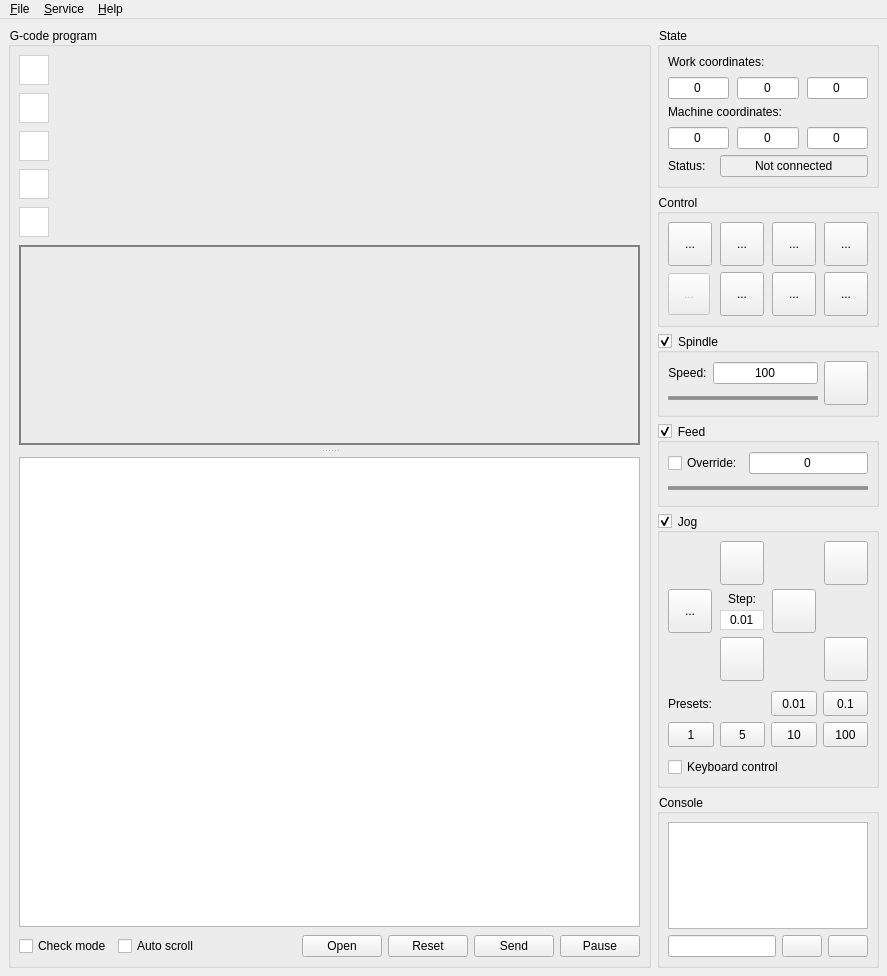
Qt form frmmain.ui (Denvi/Candle) before a commit.
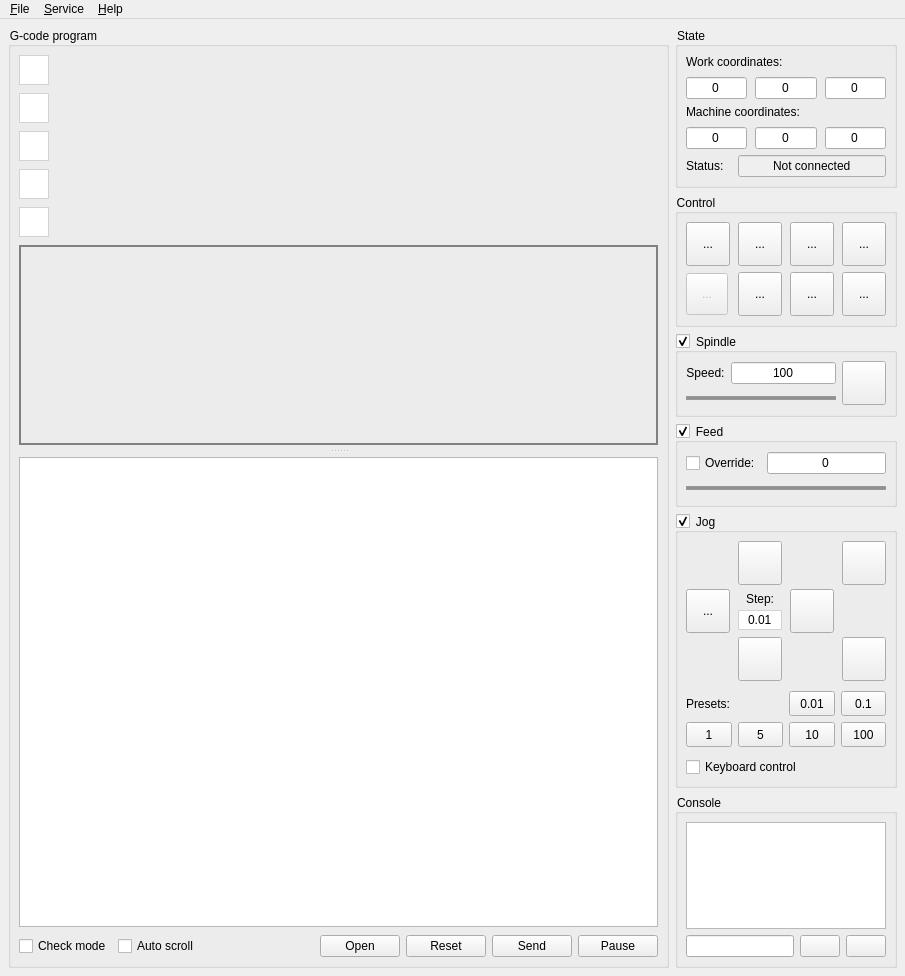
The same form after that commit. Icons and pictures are not drawn. Custom widgets are drawn as their Qt base class.

Patch:
```diff
--- a/frmmain.ui
+++ b/frmmain.ui
@@ -6,7 +6,7 @@
    <rect>
     <x>0</x>
     <y>0</y>
-    <width>887</width>
+    <width>905</width>
     <height>976</height>
    </rect>
   </property>
@@ -527,7 +527,7 @@
            </property>
            <property name="sizeHint" stdset="0">
             <size>
-             <width>40</width>
+             <width>8</width>
              <height>20</height>
             </size>
            </property>
@@ -1811,7 +1811,7 @@
     <rect>
      <x>0</x>
      <y>0</y>
-     <width>887</width>
+     <width>905</width>
      <height>26</height>
     </rect>
    </property>
```
Left out of the diff: 26 changed lines with no effect on the pictures.
